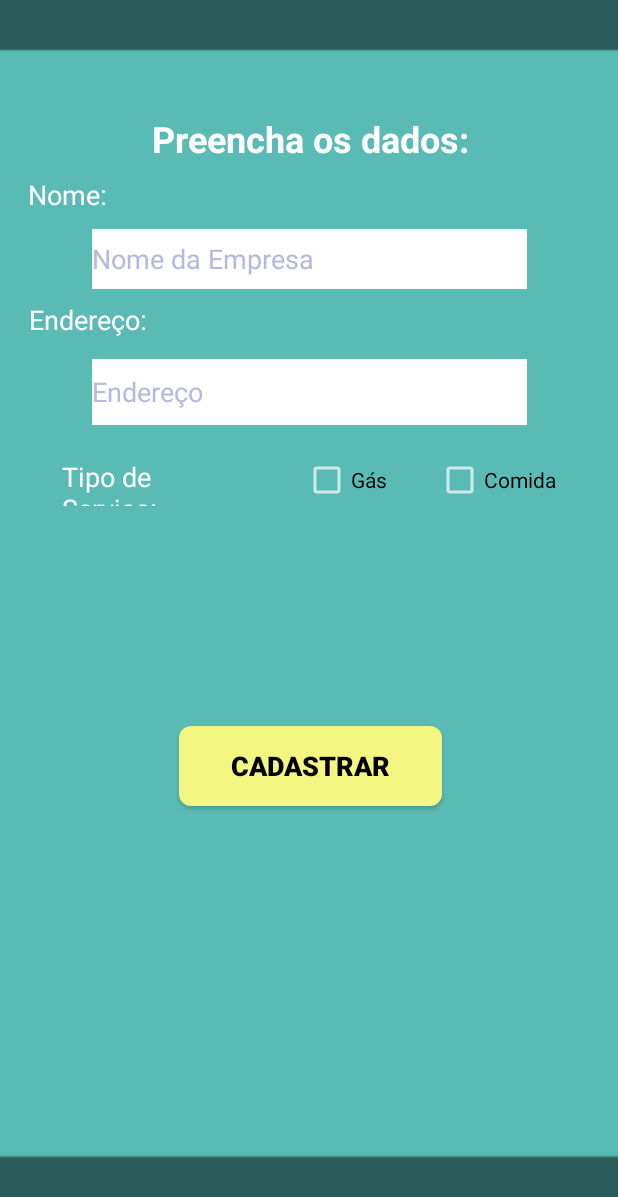
After one commit to henNet/FiqueEmCasa, an Android app: the AddDataInFB screen opened directly, with no data from a screen before it, on a phone screen of 412 x 824 dp. The commit adds this screen. Shown: the top 1197 px of the screen. Run offline under Robolectric (Android 15) with nearby library versions, the phone set to English and light mode, and no system bars.

Commit message:
Segunda Tela criada

```diff
--- a/app/src/main/AndroidManifest.xml
+++ b/app/src/main/AndroidManifest.xml
@@ -9,6 +9,7 @@
         android:roundIcon="@mipmap/ic_launcher_round"
         android:supportsRtl="true"
         android:theme="@style/Theme.AppCompat.NoActionBar">
+        <activity android:name=".AddDataInFB"></activity>
         <activity android:name=".MainActivity">
             <intent-filter>
                 <action android:name="android.intent.action.MAIN" />
--- /dev/null
+++ b/app/src/main/java/com/example/fiqueemcasa/AddDataInFB.java
@@ -0,0 +1,14 @@
+package com.example.fiqueemcasa;
+
+import androidx.appcompat.app.AppCompatActivity;
+
+import android.os.Bundle;
+
+public class AddDataInFB extends AppCompatActivity {
+
+    @Override
+    protected void onCreate(Bundle savedInstanceState) {
+        super.onCreate(savedInstanceState);
+        setContentView(R.layout.cadastro);
+    }
+}
--- a/app/src/main/java/com/example/fiqueemcasa/MainActivity.java
+++ b/app/src/main/java/com/example/fiqueemcasa/MainActivity.java
@@ -2,13 +2,36 @@ package com.example.fiqueemcasa;
 
 import androidx.appcompat.app.AppCompatActivity;
 
+import android.content.Intent;
 import android.os.Bundle;
+import android.view.View;
+import android.widget.Button;
 
 public class MainActivity extends AppCompatActivity {
+
+    private Button buttonCadastrar;
 
     @Override
     protected void onCreate(Bundle savedInstanceState) {
         super.onCreate(savedInstanceState);
         setContentView(R.layout.activity_main);
+
+        buttonCadastrar = (Button) findViewById(R.id.buttonCadastrar);
+    }
+
+    public void cadastrar(View view)
+    {
+        Intent intent = new Intent(MainActivity.this, AddDataInFB.class);
+        startActivity(intent);
+    }
+
+    @Override
+    public void onStart() {
+        super.onStart();
+    }
+
+    @Override
+    public void onStop() {
+        super.onStop();
     }
 }
--- a/app/src/main/res/layout/activity_main.xml
+++ b/app/src/main/res/layout/activity_main.xml
@@ -8,10 +8,11 @@
     tools:context=".MainActivity">
 
     <Button
-        android:id="@+id/button"
+        android:id="@+id/buttonCadastrar"
         android:layout_width="165dp"
         android:layout_height="102dp"
         android:background="@drawable/btn_rounded"
+        android:onClick="cadastrar"
         android:text="Cadastrar"
         android:textColor="#000000"
         android:textSize="18sp"
--- /dev/null
+++ b/app/src/main/res/layout/cadastro.xml
@@ -0,0 +1,149 @@
+<?xml version="1.0" encoding="utf-8"?>
+<androidx.constraintlayout.widget.ConstraintLayout xmlns:android="http://schemas.android.com/apk/res/android"
+    xmlns:app="http://schemas.android.com/apk/res-auto"
+    xmlns:tools="http://schemas.android.com/tools"
+    android:layout_width="match_parent"
+    android:layout_height="match_parent"
+    android:background="@drawable/rect993"
+    tools:context=".MainActivity">
+
+    <Button
+        android:id="@+id/buttonCadastrar"
+        android:layout_width="175dp"
+        android:layout_height="53dp"
+        android:layout_marginTop="232dp"
+        android:layout_marginBottom="16dp"
+        android:background="@drawable/btn_rounded"
+        android:text="Cadastrar"
+        android:textColor="#000000"
+        android:textSize="18sp"
+        android:textStyle="bold"
+        app:layout_constraintBottom_toBottomOf="parent"
+        app:layout_constraintEnd_toEndOf="parent"
+        app:layout_constraintHorizontal_bias="0.503"
+        app:layout_constraintStart_toStartOf="parent"
+        app:layout_constraintTop_toBottomOf="@+id/editTextNome"
+        app:layout_constraintVertical_bias="0.179" />
+
+    <CheckBox
+        android:id="@+id/checkBoxGas"
+        android:layout_width="wrap_content"
+        android:layout_height="wrap_content"
+        android:text="Gás"
+        android:textColor="#000000"
+        app:layout_constraintBottom_toTopOf="@+id/buttonCadastrar"
+        app:layout_constraintEnd_toStartOf="@+id/checkBoxComida"
+        app:layout_constraintHorizontal_bias="0.5"
+        app:layout_constraintStart_toEndOf="@+id/textViewTipo"
+        app:layout_constraintTop_toBottomOf="@+id/editTextEndereco"
+        app:layout_constraintVertical_bias="0.123" />
+
+    <CheckBox
+        android:id="@+id/checkBoxComida"
+        android:layout_width="wrap_content"
+        android:layout_height="wrap_content"
+        android:layout_marginEnd="8dp"
+        android:text="Comida"
+        android:textColor="#000000"
+        app:layout_constraintBottom_toTopOf="@+id/buttonCadastrar"
+        app:layout_constraintEnd_toEndOf="parent"
+        app:layout_constraintHorizontal_bias="0.25"
+        app:layout_constraintStart_toEndOf="@+id/checkBoxGas"
+        app:layout_constraintTop_toBottomOf="@+id/editTextEndereco"
+        app:layout_constraintVertical_bias="0.123" />
+
+    <EditText
+        android:id="@+id/editTextNome"
+        android:layout_width="290dp"
+        android:layout_height="40dp"
+        android:layout_marginStart="8dp"
+        android:layout_marginTop="44dp"
+        android:layout_marginEnd="8dp"
+        android:background="#FFFFFF"
+        android:ems="10"
+        android:hint="Nome da Empresa"
+        android:inputType="textPersonName"
+        android:textColor="#000000"
+        android:textColorHint="#B3B9E1"
+        app:layout_constraintEnd_toEndOf="parent"
+        app:layout_constraintStart_toStartOf="parent"
+        app:layout_constraintTop_toBottomOf="@+id/textViewPreencherDados" />
+
+    <EditText
+        android:id="@+id/editTextEndereco"
+        android:layout_width="290dp"
+        android:layout_height="44dp"
+        android:layout_marginStart="8dp"
+        android:layout_marginEnd="8dp"
+        android:background="#FFFFFF"
+        android:ems="10"
+        android:hint="Endereço"
+        android:inputType="textPersonName"
+        android:textColor="#000000"
+        android:textColorHint="#B3B9E1"
+        app:layout_constraintBottom_toTopOf="@+id/buttonCadastrar"
+        app:layout_constraintEnd_toEndOf="parent"
+        app:layout_constraintStart_toStartOf="parent"
+        app:layout_constraintTop_toBottomOf="@+id/textViewEndereco"
+        app:layout_constraintVertical_bias="0.064" />
+
+    <TextView
+        android:id="@+id/textViewNome"
+        android:layout_width="wrap_content"
+        android:layout_height="wrap_content"
+        android:layout_marginStart="8dp"
+        android:text="Nome:"
+        android:textColor="#FFFFFF"
+        android:textSize="18sp"
+        app:layout_constraintBottom_toTopOf="@+id/textViewEndereco"
+        app:layout_constraintEnd_toEndOf="parent"
+        app:layout_constraintHorizontal_bias="0.03"
+        app:layout_constraintStart_toStartOf="parent"
+        app:layout_constraintTop_toBottomOf="@+id/textViewPreencherDados"
+        app:layout_constraintVertical_bias="0.132" />
+
+    <TextView
+        android:id="@+id/textViewTipo"
+        android:layout_width="127dp"
+        android:layout_height="32dp"
+        android:layout_marginStart="8dp"
+        android:text="Tipo de Serviço:"
+        android:textColor="#FFFFFF"
+        android:textSize="18sp"
+        app:layout_constraintBottom_toTopOf="@+id/buttonCadastrar"
+        app:layout_constraintEnd_toStartOf="@+id/checkBoxGas"
+        app:layout_constraintHorizontal_bias="0.7"
+        app:layout_constraintStart_toStartOf="parent"
+        app:layout_constraintTop_toBottomOf="@+id/editTextEndereco"
+        app:layout_constraintVertical_bias="0.129" />
+
+    <TextView
+        android:id="@+id/textViewPreencherDados"
+        android:layout_width="wrap_content"
+        android:layout_height="wrap_content"
+        android:text="Preencha os dados:"
+        android:textColor="#FFFFFF"
+        android:textSize="24sp"
+        android:textStyle="bold"
+        app:layout_constraintBottom_toBottomOf="parent"
+        app:layout_constraintHorizontal_bias="0.504"
+        app:layout_constraintLeft_toLeftOf="parent"
+        app:layout_constraintRight_toRightOf="parent"
+        app:layout_constraintTop_toTopOf="parent"
+        app:layout_constraintVertical_bias="0.096" />
+
+    <TextView
+        android:id="@+id/textViewEndereco"
+        android:layout_width="wrap_content"
+        android:layout_height="wrap_content"
+        android:layout_marginStart="8dp"
+        android:layout_marginTop="8dp"
+        android:text="Endereço:"
+        android:textColor="#FFFFFF"
+        android:textSize="18sp"
+        app:layout_constraintEnd_toEndOf="parent"
+        app:layout_constraintHorizontal_bias="0.034"
+        app:layout_constraintStart_toStartOf="parent"
+        app:layout_constraintTop_toBottomOf="@+id/editTextNome" />
+
+</androidx.constraintlayout.widget.ConstraintLayout>
```
